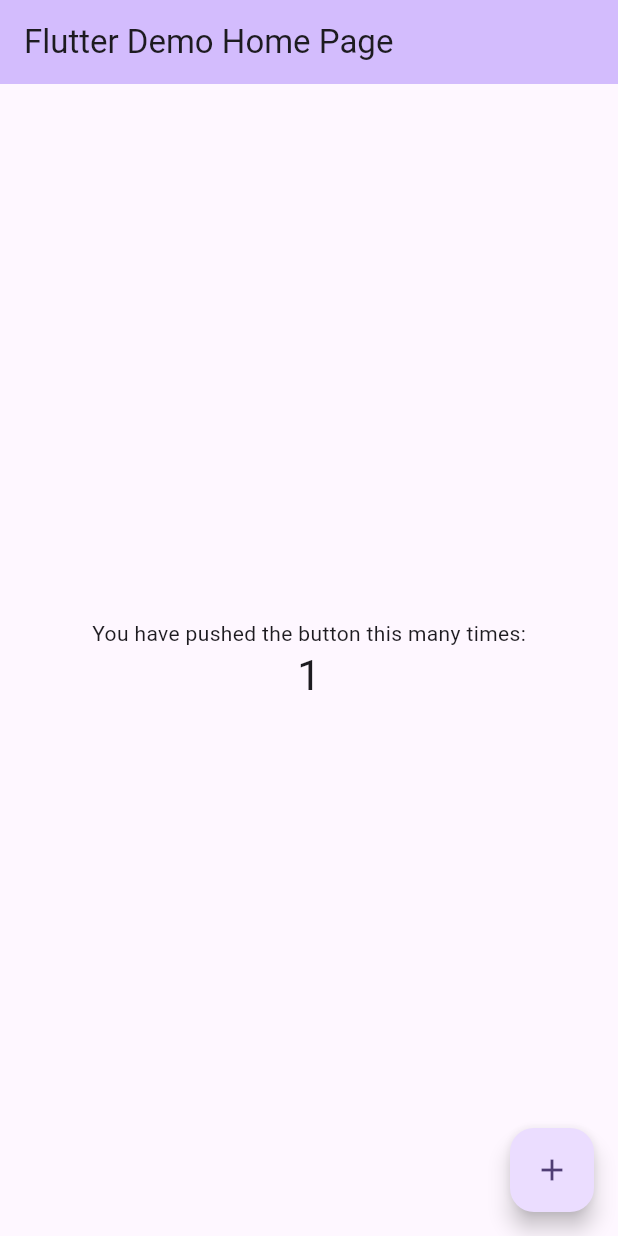
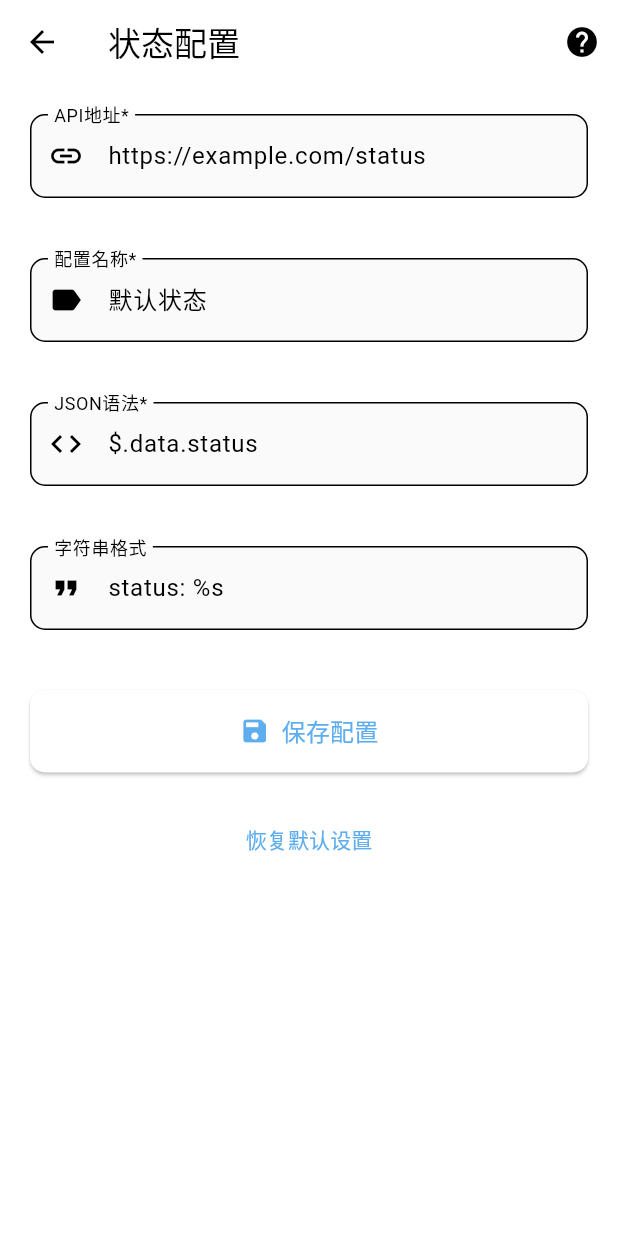
Before and after one commit to shiquda/status_view, a Flutter app: the screen it shows after launch, after a tap on the "add" icon, on a phone screen of 412 x 824 dp. Run offline on Flutter 3.47's test engine with Material 3 defaults, Android fonts, the light colour scheme and no system bars.

Commit message:
feat: simple UI

```diff
--- /dev/null
+++ b/lib/app_theme.dart
@@ -0,0 +1,15 @@
+import 'package:flutter/material.dart';
+
+class AppTheme {
+  static const ColorScheme lightScheme = ColorScheme.light(
+    primary: Color.fromARGB(255, 93, 173, 239),
+    onPrimary: Color.fromARGB(255, 207, 245, 255),
+    secondary: Color.fromARGB(255, 132, 237, 136),
+    onSecondary: Color.fromARGB(255, 231, 248, 236),
+    surface: Colors.white,
+    onSurface: Colors.black,
+    error: Colors.red,
+    onError: Colors.white,
+    brightness: Brightness.light,
+  );
+}
--- /dev/null
+++ b/lib/config_model.dart
@@ -0,0 +1,64 @@
+class StatusConfig {
+  final String url;
+  final String name;
+  final String jsonSyntax;
+  final String stringFormat;
+
+  StatusConfig({
+    required this.url,
+    required this.name,
+    required this.jsonSyntax,
+    required this.stringFormat,
+  });
+
+  factory StatusConfig.defaults() => StatusConfig(
+    url: "https://example.com/status",
+    name: "默认状态",
+    jsonSyntax: r"$.data.status",
+    stringFormat: "status: %s",
+  );
+
+  factory StatusConfig.fromMap(Map<String, dynamic> map) => StatusConfig(
+    url: map['url'] ?? 'https://example.com/status',
+    name: map['name'] ?? '默认状态',
+    jsonSyntax: map['jsonSyntax'] ?? r"$.data.status",
+    stringFormat: map['stringFormat'] ?? "status: %s",
+  );
+
+  Map<String, dynamic> toMap() => {
+    "url": url,
+    "name": name,
+    "jsonSyntax": jsonSyntax,
+    "stringFormat": stringFormat,
+  };
+
+  StatusConfig copyWith({
+    String? url,
+    String? name,
+    String? jsonSyntax,
+    String? stringFormat,
+  }) => StatusConfig(
+    url: url ?? this.url,
+    name: name ?? this.name,
+    jsonSyntax: jsonSyntax ?? this.jsonSyntax,
+    stringFormat: stringFormat ?? this.stringFormat,
+  );
+
+  // 用于对象比较和集合操作
+  @override
+  bool operator ==(Object other) =>
+      identical(this, other) ||
+      other is StatusConfig &&
+          runtimeType == other.runtimeType &&
+          url == other.url &&
+          name == other.name &&
+          jsonSyntax == other.jsonSyntax &&
+          stringFormat == other.stringFormat;
+
+  @override
+  int get hashCode =>
+      url.hashCode ^
+      name.hashCode ^
+      jsonSyntax.hashCode ^
+      stringFormat.hashCode;
+}
--- a/lib/main.dart
+++ b/lib/main.dart
@@ -1,122 +1,241 @@
 import 'package:flutter/material.dart';
+import 'package:flutter/services.dart';
+import 'app_theme.dart';
+import 'config_model.dart';
 
-void main() {
-  runApp(const MyApp());
-}
+void main() => runApp(const App());
 
-class MyApp extends StatelessWidget {
-  const MyApp({super.key});
+class App extends StatelessWidget {
+  const App({super.key});
 
   // This widget is the root of your application.
   @override
   Widget build(BuildContext context) {
     return MaterialApp(
-      title: 'Flutter Demo',
+      title: 'Status View',
+      home: const statusViewPage(),
       theme: ThemeData(
-        // This is the theme of your application.
-        //
-        // TRY THIS: Try running your application with "flutter run". You'll see
-        // the application has a purple toolbar. Then, without quitting the app,
-        // try changing the seedColor in the colorScheme below to Colors.green
-        // and then invoke "hot reload" (save your changes or press the "hot
-        // reload" button in a Flutter-supported IDE, or press "r" if you used
-        // the command line to start the app).
-        //
-        // Notice that the counter didn't reset back to zero; the application
-        // state is not lost during the reload. To reset the state, use hot
-        // restart instead.
-        //
-        // This works for code too, not just values: Most code changes can be
-        // tested with just a hot reload.
-        colorScheme: ColorScheme.fromSeed(seedColor: Colors.deepPurple),
+        colorScheme: AppTheme.lightScheme,
+        visualDensity: VisualDensity.adaptivePlatformDensity,
       ),
-      home: const MyHomePage(title: 'Flutter Demo Home Page'),
     );
   }
 }
 
-class MyHomePage extends StatefulWidget {
-  const MyHomePage({super.key, required this.title});
-
-  // This widget is the home page of your application. It is stateful, meaning
-  // that it has a State object (defined below) that contains fields that affect
-  // how it looks.
-
-  // This class is the configuration for the state. It holds the values (in this
-  // case the title) provided by the parent (in this case the App widget) and
-  // used by the build method of the State. Fields in a Widget subclass are
-  // always marked "final".
-
-  final String title;
-
-  @override
-  State<MyHomePage> createState() => _MyHomePageState();
-}
-
-class _MyHomePageState extends State<MyHomePage> {
-  int _counter = 0;
-
-  void _incrementCounter() {
-    setState(() {
-      // This call to setState tells the Flutter framework that something has
-      // changed in this State, which causes it to rerun the build method below
-      // so that the display can reflect the updated values. If we changed
-      // _counter without calling setState(), then the build method would not be
-      // called again, and so nothing would appear to happen.
-      _counter++;
-    });
-  }
+class statusViewPage extends StatelessWidget {
+  const statusViewPage({super.key});
 
   @override
   Widget build(BuildContext context) {
-    // This method is rerun every time setState is called, for instance as done
-    // by the _incrementCounter method above.
-    //
-    // The Flutter framework has been optimized to make rerunning build methods
-    // fast, so that you can just rebuild anything that needs updating rather
-    // than having to individually change instances of widgets.
+    return Scaffold(
+      appBar: AppBar(title: const Text('Status View')),
+      body: GridView.count(
+        crossAxisCount: 2,
+        children: List.generate(
+          10,
+          (index) => Container(
+            margin: EdgeInsets.all(14),
+            decoration: BoxDecoration(
+              borderRadius: BorderRadius.circular(14),
+              color: Colors.blue,
+            ),
+            child: Center(child: Text('Item $index')),
+          ),
+        ),
+      ),
+      floatingActionButton: FloatingActionButton(
+        onPressed: () {
+          debugPrint("添加组件");
+          Navigator.push(
+            context,
+            MaterialPageRoute(builder: (context) => const configPage()),
+          );
+        },
+        backgroundColor: AppTheme.lightScheme.surface,
+        tooltip: "添加Status",
+        child: Icon(Icons.add, color: AppTheme.lightScheme.onSurface),
+      ),
+    );
+  }
+}
+
+class configPage extends StatelessWidget {
+  const configPage({super.key});
+
+  @override
+  Widget build(BuildContext context) {
     return Scaffold(
       appBar: AppBar(
-        // TRY THIS: Try changing the color here to a specific color (to
-        // Colors.amber, perhaps?) and trigger a hot reload to see the AppBar
-        // change color while the other colors stay the same.
-        backgroundColor: Theme.of(context).colorScheme.inversePrimary,
-        // Here we take the value from the MyHomePage object that was created by
-        // the App.build method, and use it to set our appbar title.
-        title: Text(widget.title),
+        title: const Text('状态配置'),
+        actions: [
+          IconButton(
+            onPressed: () => _showHelpDialog(context),
+            icon: const Icon(Icons.help),
+          ),
+        ],
       ),
-      body: Center(
-        // Center is a layout widget. It takes a single child and positions it
-        // in the middle of the parent.
+      body: _ConfigForm(),
+    );
+  }
+
+  void _showHelpDialog(BuildContext context) {
+    showDialog(
+      context: context,
+      builder:
+          (context) => AlertDialog(
+            title: const Text('配置说明'),
+            content: const Text(
+              '请填写所有必填字段（标有*）\n'
+              'URL需以http/https开头\n'
+              'JSON语法建议使用JSONPath格式',
+            ),
+            actions: [
+              TextButton(
+                onPressed: () => Navigator.pop(context),
+                child: const Text('确定'),
+              ),
+            ],
+          ),
+    );
+  }
+}
+
+class _ConfigForm extends StatefulWidget {
+  @override
+  State<_ConfigForm> createState() => _ConfigFormState();
+}
+
+class _ConfigFormState extends State<_ConfigForm> {
+  final _formKey = GlobalKey<FormState>();
+  var _config = StatusConfig.defaults(); // 使用你的默认配置
+  @override
+  Widget build(BuildContext context) {
+    return Form(
+      key: _formKey,
+      autovalidateMode: AutovalidateMode.onUserInteraction,
+      child: Padding(
+        padding: const EdgeInsets.symmetric(horizontal: 20.0),
         child: Column(
-          // Column is also a layout widget. It takes a list of children and
-          // arranges them vertically. By default, it sizes itself to fit its
-          // children horizontally, and tries to be as tall as its parent.
-          //
-          // Column has various properties to control how it sizes itself and
-          // how it positions its children. Here we use mainAxisAlignment to
-          // center the children vertically; the main axis here is the vertical
-          // axis because Columns are vertical (the cross axis would be
-          // horizontal).
-          //
-          // TRY THIS: Invoke "debug painting" (choose the "Toggle Debug Paint"
-          // action in the IDE, or press "p" in the console), to see the
-          // wireframe for each widget.
-          mainAxisAlignment: MainAxisAlignment.center,
-          children: <Widget>[
-            const Text('You have pushed the button this many times:'),
-            Text(
-              '$_counter',
-              style: Theme.of(context).textTheme.headlineMedium,
+          crossAxisAlignment: CrossAxisAlignment.stretch,
+          children: [
+            const SizedBox(height: 20),
+            // URL输入
+            _buildTextField(
+              label: 'API地址*',
+              hint: 'https://example.com/api',
+              icon: Icons.link,
+              initialValue: _config.url,
+              validator: (value) {
+                if (value == null || value.isEmpty) return '请输入URL';
+                if (!value.startsWith('http')) return '需以http/https开头';
+                return null;
+              },
+              onSaved: (value) => _config = _config.copyWith(url: value!),
+            ),
+            const SizedBox(height: 40),
+            // 配置名称
+            _buildTextField(
+              label: '配置名称*',
+              hint: '我的配置',
+              icon: Icons.label,
+              initialValue: _config.name,
+              validator:
+                  (value) => value == null || value.isEmpty ? '请输入名称' : null,
+              onSaved: (value) => _config = _config.copyWith(name: value!),
+            ),
+            const SizedBox(height: 40),
+            // JSON语法
+            _buildTextField(
+              label: 'JSON语法*',
+              hint: r'$.data.items',
+              icon: Icons.code,
+              initialValue: _config.jsonSyntax,
+              validator:
+                  (value) =>
+                      value == null || value.isEmpty ? '请输入JSON语法' : null,
+              onSaved:
+                  (value) => _config = _config.copyWith(jsonSyntax: value!),
+            ),
+            const SizedBox(height: 40),
+            // 字符串格式
+            _buildTextField(
+              label: '字符串格式',
+              hint: 'Status: %s',
+              icon: Icons.format_quote,
+              initialValue: _config.stringFormat,
+              onSaved:
+                  (value) => _config = _config.copyWith(stringFormat: value),
+            ),
+            const SizedBox(height: 40),
+            // 保存按钮
+            ElevatedButton.icon(
+              icon: const Icon(Icons.save, size: 20),
+              label: const Text('保存配置', style: TextStyle(fontSize: 16)),
+              style: ElevatedButton.styleFrom(
+                padding: const EdgeInsets.symmetric(vertical: 16),
+                shape: RoundedRectangleBorder(
+                  borderRadius: BorderRadius.circular(10),
+                ),
+              ),
+              onPressed: _saveConfig,
+            ),
+            const SizedBox(height: 20),
+            // 重置按钮
+            TextButton(
+              child: const Text('恢复默认设置'),
+              onPressed:
+                  () => setState(() {
+                    _config = StatusConfig.defaults();
+                    _formKey.currentState?.reset();
+                  }),
             ),
           ],
         ),
       ),
-      floatingActionButton: FloatingActionButton(
-        onPressed: _incrementCounter,
-        tooltip: 'Increment',
-        child: const Icon(Icons.add),
-      ), // This trailing comma makes auto-formatting nicer for build methods.
     );
   }
+
+  Widget _buildTextField({
+    required String label,
+    required String hint,
+    required IconData icon,
+    required String? initialValue,
+    required FormFieldSetter<String?> onSaved,
+    FormFieldValidator<String?>? validator,
+  }) {
+    return TextFormField(
+      decoration: InputDecoration(
+        labelText: label,
+        hintText: hint,
+        prefixIcon: Icon(icon),
+        border: OutlineInputBorder(borderRadius: BorderRadius.circular(10)),
+        filled: true,
+        fillColor: Colors.grey[50],
+      ),
+      initialValue: initialValue,
+      validator: validator,
+      onSaved: onSaved,
+      inputFormatters:
+          label.contains('URL')
+              ? [FilteringTextInputFormatter.deny(RegExp(r'\s'))] // 禁止URL输入空格
+              : null,
+    );
+  }
+
+  void _saveConfig() {
+    if (_formKey.currentState!.validate()) {
+      _formKey.currentState!.save();
+      // 这里可以添加保存到本地或服务器的逻辑
+      ScaffoldMessenger.of(context).showSnackBar(
+        SnackBar(
+          content: Text('配置已保存: ${_config.name}'),
+          duration: const Duration(seconds: 2),
+        ),
+      );
+      debugPrint('保存的配置: ${_config.toMap()}');
+
+      // 返回主页
+      Navigator.pop(context);
+    }
+  }
 }
```
